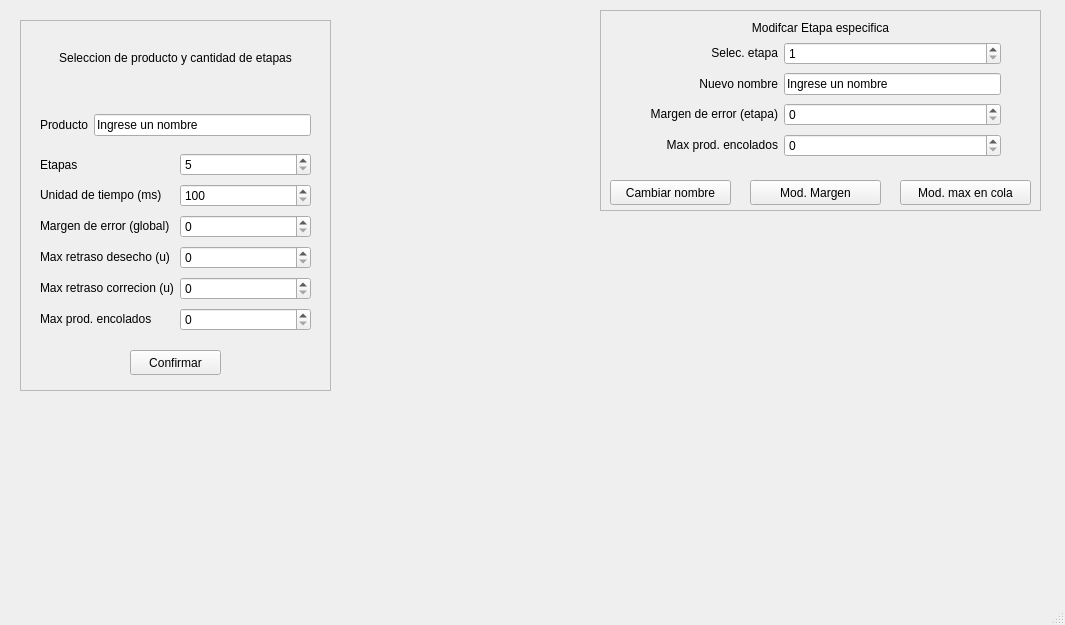
Before: the Qt Designer form mainwindow.ui in JOQUINYD/PipelineProject, drawn with Qt 5.
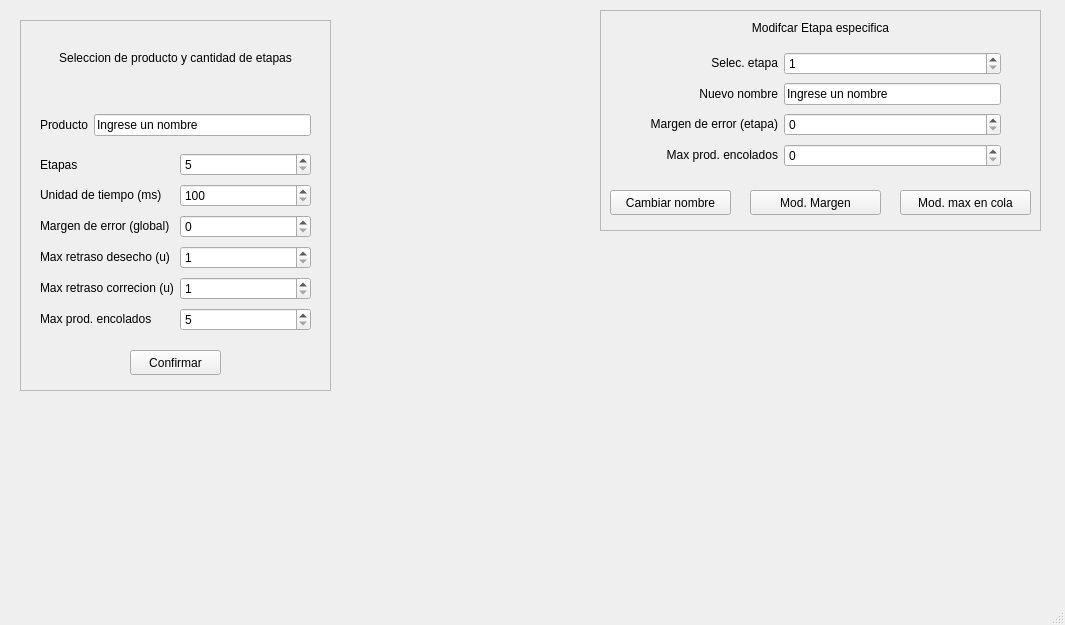
After: the same form once the commit is applied. Icons and pictures are not drawn.

Commit message: version antes de agregar histograma

What changed in the file:
```diff
--- a/mainwindow.ui
+++ b/mainwindow.ui
@@ -100,7 +100,7 @@
       </item>
      </layout>
     </widget>
-    <widget class="QWidget" name="">
+    <widget class="QWidget" name="layoutWidget">
      <property name="geometry">
       <rect>
        <x>20</x>
@@ -166,7 +166,14 @@
        </widget>
       </item>
       <item row="3" column="1">
-       <widget class="QSpinBox" name="spMaxRetrasoDes"/>
+       <widget class="QSpinBox" name="spMaxRetrasoDes">
+        <property name="minimum">
+         <number>1</number>
+        </property>
+        <property name="maximum">
+         <number>500</number>
+        </property>
+       </widget>
       </item>
       <item row="4" column="0">
        <widget class="QLabel" name="label_8">
@@ -176,7 +183,14 @@
        </widget>
       </item>
       <item row="4" column="1">
-       <widget class="QSpinBox" name="spMaxRetrasoCor"/>
+       <widget class="QSpinBox" name="spMaxRetrasoCor">
+        <property name="minimum">
+         <number>1</number>
+        </property>
+        <property name="maximum">
+         <number>500</number>
+        </property>
+       </widget>
       </item>
       <item row="5" column="0">
        <widget class="QLabel" name="label_13">
@@ -187,6 +201,9 @@
       </item>
       <item row="5" column="1">
        <widget class="QSpinBox" name="spMaxColaGlob">
+        <property name="minimum">
+         <number>5</number>
+        </property>
         <property name="maximum">
          <number>10000000</number>
         </property>
@@ -201,7 +218,7 @@
       <x>600</x>
       <y>10</y>
       <width>441</width>
-      <height>201</height>
+      <height>221</height>
      </rect>
     </property>
     <property name="frameShape">
@@ -214,7 +231,7 @@
      <property name="geometry">
       <rect>
        <x>10</x>
-       <y>170</y>
+       <y>180</y>
        <width>121</width>
        <height>25</height>
       </rect>
@@ -230,7 +247,7 @@
      <property name="geometry">
       <rect>
        <x>150</x>
-       <y>170</y>
+       <y>180</y>
        <width>131</width>
        <height>25</height>
       </rect>
@@ -259,7 +276,7 @@
      <property name="geometry">
       <rect>
        <x>300</x>
-       <y>170</y>
+       <y>180</y>
        <width>131</width>
        <height>25</height>
       </rect>
@@ -271,11 +288,11 @@
       <string>Mod. max en cola</string>
      </property>
     </widget>
-    <widget class="QWidget" name="">
+    <widget class="QWidget" name="layoutWidget">
      <property name="geometry">
       <rect>
        <x>50</x>
-       <y>30</y>
+       <y>40</y>
        <width>351</width>
        <height>123</height>
       </rect>
```
The commit also changes 2 other files.
